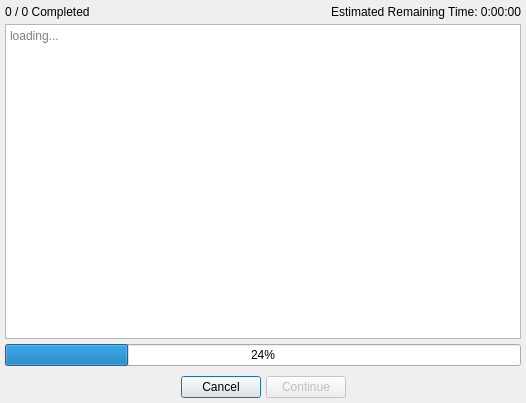
The window that progressdialog.ui (js-lm/Simple-Word-Replacer) describes before a commit, drawn with Qt 5.
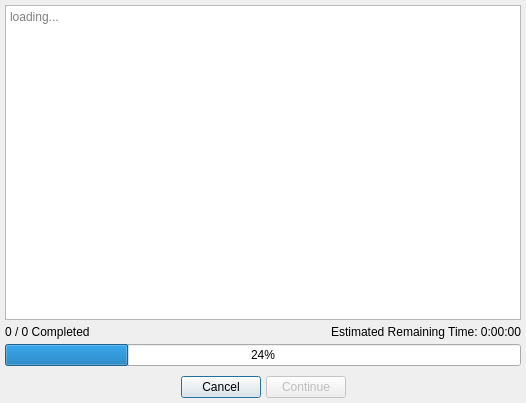
The same window after the commit.

```diff
--- a/progressdialog.ui
+++ b/progressdialog.ui
@@ -29,6 +29,19 @@
    <property name="bottomMargin">
     <number>5</number>
    </property>
+   <item>
+    <widget class="QTextEdit" name="logScreen">
+     <property name="lineWrapMode">
+      <enum>QTextEdit::LineWrapMode::NoWrap</enum>
+     </property>
+     <property name="readOnly">
+      <bool>true</bool>
+     </property>
+     <property name="placeholderText">
+      <string>loading...</string>
+     </property>
+    </widget>
+   </item>
    <item>
     <layout class="QHBoxLayout" name="completedLayout">
      <item>
@@ -56,19 +69,6 @@
      </item>
     </layout>
    </item>
-   <item>
-    <widget class="QTextEdit" name="logScreen">
-     <property name="lineWrapMode">
-      <enum>QTextEdit::LineWrapMode::NoWrap</enum>
-     </property>
-     <property name="readOnly">
-      <bool>true</bool>
-     </property>
-     <property name="placeholderText">
-      <string>loading...</string>
-     </property>
-    </widget>
-   </item>
    <item>
     <widget class="QProgressBar" name="progressBar">
      <property name="value">
```
